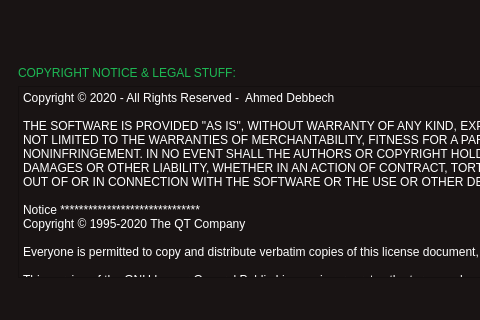
Qt form mutak/mainwindow.ui (ahmed-debbech/mutak) before a commit; both pictures show x 0 to 480 and y 424 to 744 of the 736 by 855 pixel window.
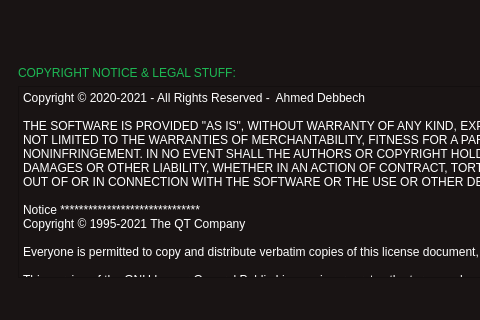
The same form after that commit. The open tabs and pages were chosen to show the change.

Commit message: change copyright year

Diff of the .ui file:
```diff
--- a/mutak/mainwindow.ui
+++ b/mutak/mainwindow.ui
@@ -1293,12 +1293,12 @@
            <bool>true</bool>
           </property>
           <property name="plainText">
-           <string>Copyright © 2020 - All Rights Reserved -  Ahmed Debbech
+           <string>Copyright © 2020-2021 - All Rights Reserved -  Ahmed Debbech
 
 THE SOFTWARE IS PROVIDED &quot;AS IS&quot;, WITHOUT WARRANTY OF ANY KIND, EXPRESS OR IMPLIED, INCLUDING BUT NOT LIMITED TO THE WARRANTIES OF MERCHANTABILITY, FITNESS FOR A PARTICULAR PURPOSE AND NONINFRINGEMENT. IN NO EVENT SHALL THE AUTHORS OR COPYRIGHT HOLDERS BE LIABLE FOR ANY CLAIM, DAMAGES OR OTHER LIABILITY, WHETHER IN AN ACTION OF CONTRACT, TORT OR OTHERWISE, ARISING FROM, OUT OF OR IN CONNECTION WITH THE SOFTWARE OR THE USE OR OTHER DEALINGS IN THE SOFTWARE.
 
 Notice ******************************
-Copyright © 1995-2020 The QT Company
+Copyright © 1995-2021 The QT Company
 
 Everyone is permitted to copy and distribute verbatim copies of this license document, but changing it is not allowed.
 
```
Left out of the diff: 2 changed lines with no effect on the pictures. The commit also changes 1 other file.
